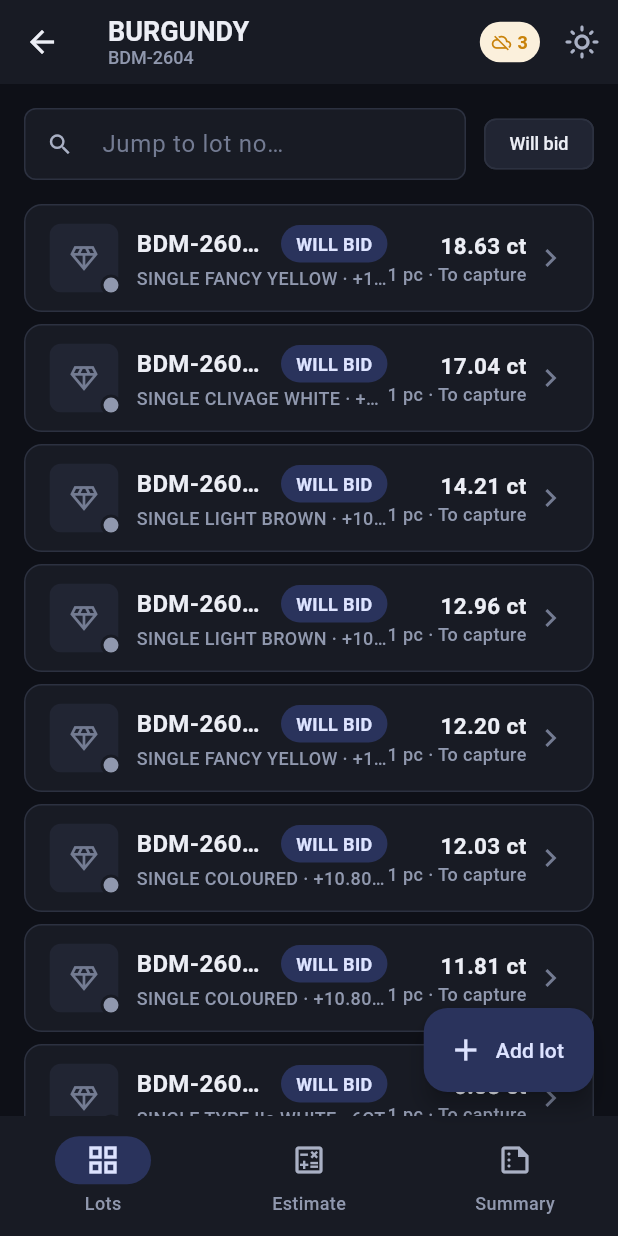
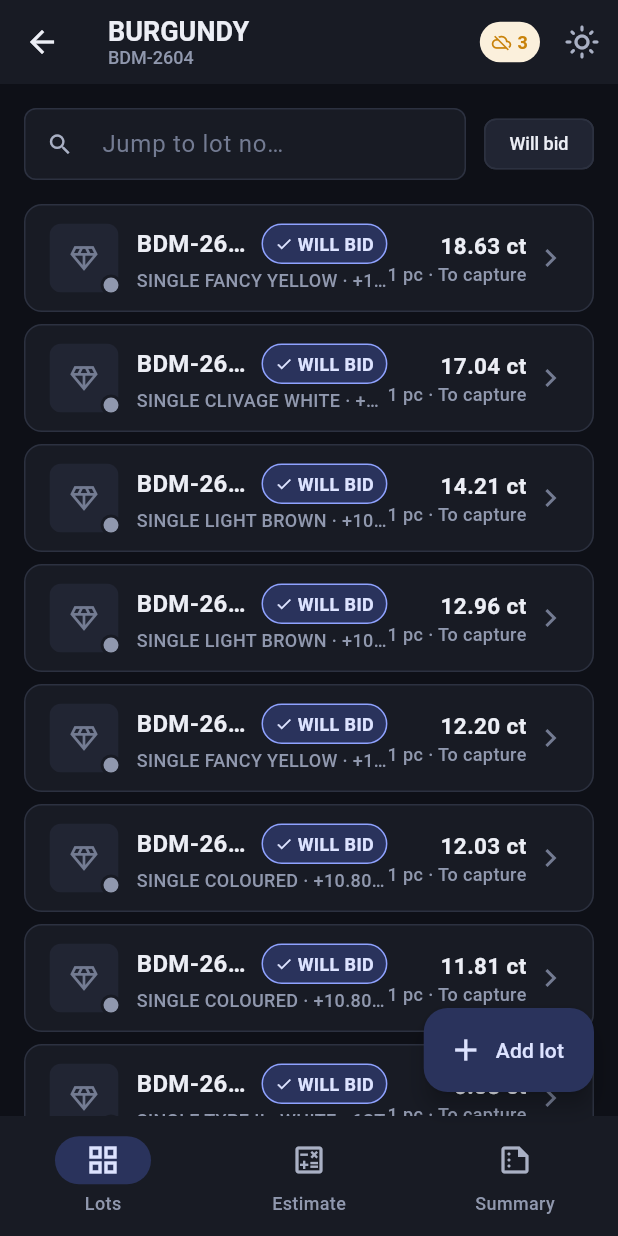
Before and after one commit to yuvarajk89/tender-mobile-app, a Flutter app: the screen it shows after launch, after a tap on "Sign in", after a tap on the "dark mode" icon, after a tap on "BURGUNDY", on a phone screen of 412 x 824 dp. Run offline on Flutter 3.47's test engine with Material 3 defaults, Android fonts, the phone set to English and light mode, and no system bars; our stand-ins replace equatable, flutter_riverpod, go_router, google_fonts, image_picker, shared_preferences.

Commit message:
Lots: tappable Will-Bid check per lot (mark/unmark on phone, persisted)
Co-Authored-By: Claude Opus 4.8 (1M context) <noreply@anthropic.com>

```diff
--- a/lib/data/mock/mock_data.dart
+++ b/lib/data/mock/mock_data.dart
@@ -231,6 +231,14 @@ class MockData {
   //   yieldPct, pricePerCt, marginPct,     ← estimate team
   // }
   static final Map<String, Map<String, dynamic>> captures = {};
+
+  /// Per-lot Will-Bid override set on the phone (lotId → true/false). Falls back
+  /// to the lot's published willBid flag when the buyer hasn't touched it.
+  static final Map<String, bool> willBidOverride = {};
+  static bool willBid(Lot lot) => willBidOverride[lot.id] ?? lot.willBid;
+  static void toggleWillBid(Lot lot) =>
+      willBidOverride[lot.id] = !willBid(lot);
+
   static void addLot(Lot lot) => lots.add(lot);
 
   static Map<String, dynamic>? capture(String lotId) => captures[lotId];
--- a/lib/data/persistence/local_store.dart
+++ b/lib/data/persistence/local_store.dart
@@ -20,6 +20,7 @@ class LocalStore {
 
   static const _kLots = 'created_lots_v1';
   static const _kCaptures = 'lot_captures_v1';
+  static const _kWillBid = 'willbid_override_v1';
 
   SharedPreferences? _p;
 
@@ -42,7 +43,15 @@ class LocalStore {
         MockData.captures[lotId] = _captureFromJson(c as Map<String, dynamic>);
       });
     }
+    final wbJson = _p?.getString(_kWillBid);
+    if (wbJson != null) {
+      (jsonDecode(wbJson) as Map<String, dynamic>)
+          .forEach((lotId, v) => MockData.willBidOverride[lotId] = v as bool);
+    }
   }
+
+  Future<void> persistWillBid() async =>
+      _p?.setString(_kWillBid, jsonEncode(MockData.willBidOverride));
 
   Future<void> persistLots() async {
     final created =
--- a/lib/features/lot/presentation/lot_list_page.dart
+++ b/lib/features/lot/presentation/lot_list_page.dart
@@ -8,6 +8,7 @@ import '../../../core/theme/app_typography.dart';
 import '../../../core/utils/formatters.dart';
 import '../../../core/widgets/app_widgets.dart';
 import '../../../data/mock/mock_data.dart';
+import '../../../data/persistence/local_store.dart';
 import '../domain/lot.dart';
 import 'lot_providers.dart';
 
@@ -77,8 +78,9 @@ class _LotListBodyState extends ConsumerState<LotListBody> {
                   title: 'Could not load lots',
                   message: '$e'),
               data: (lots) {
-                var filtered =
-                    willBidOnly ? lots.where((l) => l.willBid).toList() : lots;
+                var filtered = willBidOnly
+                    ? lots.where((l) => MockData.willBid(l)).toList()
+                    : lots;
                 if (query.isNotEmpty) {
                   filtered = filtered
                       .where((l) =>
@@ -98,7 +100,14 @@ class _LotListBodyState extends ConsumerState<LotListBody> {
                   itemCount: filtered.length,
                   separatorBuilder: (_, __) =>
                       const SizedBox(height: AppSpacing.sm),
-                  itemBuilder: (_, i) => _LotTile(lot: filtered[i]),
+                  itemBuilder: (_, i) => _LotTile(
+                    lot: filtered[i],
+                    onToggleWillBid: () {
+                      MockData.toggleWillBid(filtered[i]);
+                      LocalStore.I.persistWillBid();
+                      setState(() {});
+                    },
+                  ),
                 );
               },
             ),
@@ -110,8 +119,9 @@ class _LotListBodyState extends ConsumerState<LotListBody> {
 }
 
 class _LotTile extends StatelessWidget {
-  const _LotTile({required this.lot});
+  const _LotTile({required this.lot, required this.onToggleWillBid});
   final Lot lot;
+  final VoidCallback onToggleWillBid;
 
   (Color, String) get _status {
     // Capture status drives the dot + label (todo → captured → estimated).
@@ -146,7 +156,7 @@ class _LotTile extends StatelessWidget {
                           overflow: TextOverflow.ellipsis),
                     ),
                     const SizedBox(width: AppSpacing.sm),
-                    if (lot.willBid) const PillTag(text: 'WILL BID'),
+                    _willBidChip(context),
                   ]),
                   const SizedBox(height: 2),
                   Text('${lot.lotName} · ${lot.sizeRange}',
@@ -167,6 +177,36 @@ class _LotTile extends StatelessWidget {
             Icon(Icons.chevron_right, color: context.scheme.outline),
           ],
         ),
+      ),
+    );
+  }
+
+  /// Tappable Will-Bid toggle: grey ☐ when off, gold ✓ WILL BID when on.
+  Widget _willBidChip(BuildContext context) {
+    final on = MockData.willBid(lot);
+    return GestureDetector(
+      onTap: onToggleWillBid,
+      behavior: HitTestBehavior.opaque,
+      child: Container(
+        padding: const EdgeInsets.symmetric(horizontal: 8, vertical: 4),
+        decoration: BoxDecoration(
+          color: on ? context.scheme.primaryContainer : context.surfaceAlt,
+          borderRadius: BorderRadius.circular(AppSpacing.radiusPill),
+          border: Border.all(
+              color: on ? context.scheme.primary : context.scheme.outlineVariant),
+        ),
+        child: Row(mainAxisSize: MainAxisSize.min, children: [
+          Icon(on ? Icons.check : Icons.check_box_outline_blank,
+              size: 12,
+              color: on ? context.scheme.onPrimaryContainer : context.scheme.outline),
+          const SizedBox(width: 3),
+          Text('WILL BID',
+              style: AppTypography.caption.copyWith(
+                  fontWeight: FontWeight.w700,
+                  color: on
+                      ? context.scheme.onPrimaryContainer
+                      : context.scheme.outline)),
+        ]),
       ),
     );
   }
--- a/pubspec.yaml
+++ b/pubspec.yaml
@@ -1,7 +1,7 @@
 name: donda_diamond
 description: "Donda Diamond ERP — rough-diamond tender evaluation (mobile/tablet/web)"
 publish_to: 'none'
-version: 0.2.0+8   # redesign: simple capture (grade+photos) + Estimate tab (yield->bid, profit/loss)
+version: 0.2.1+9   # tappable Will-Bid check on lots
 
 environment:
   sdk: '>=3.4.0 <4.0.0'
```
